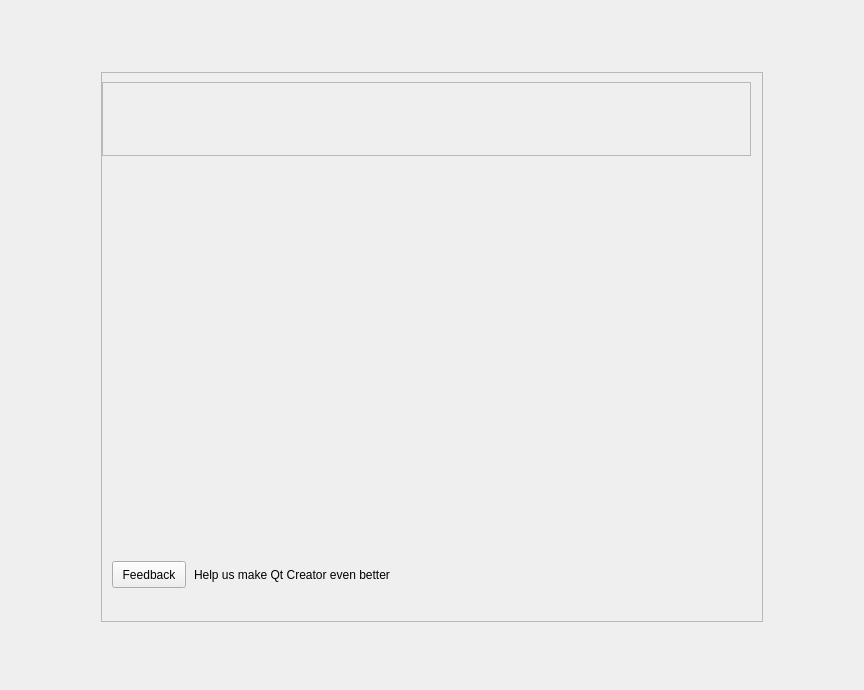
Above: src/plugins/welcome/welcomemode.ui from qt-creator/qt-creator before the change. Below: the same form after it.
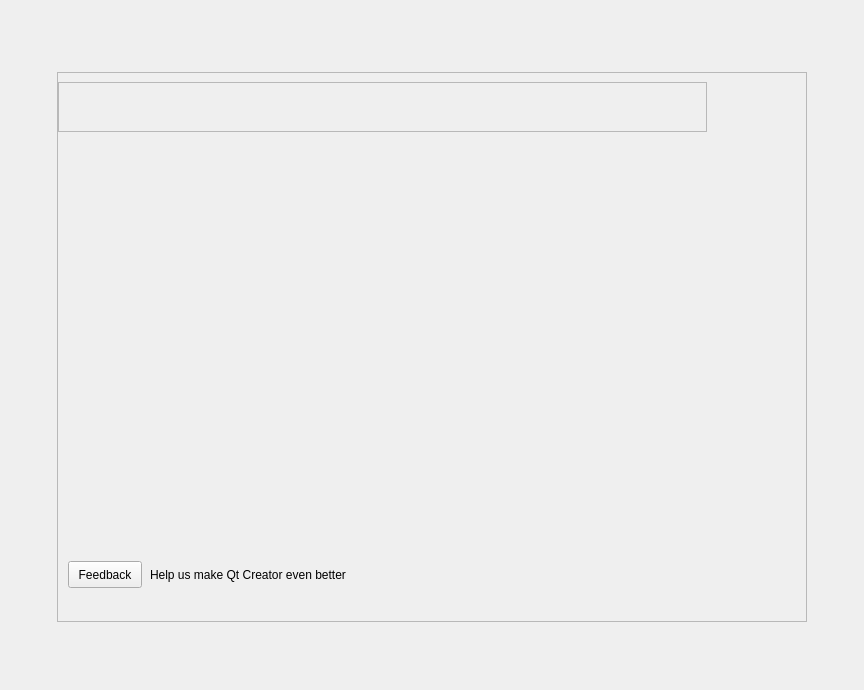
That is the form after the change. Icons and pictures are not drawn.

The edit to the form file:
```diff
--- a/src/plugins/welcome/welcomemode.ui
+++ b/src/plugins/welcome/welcomemode.ui
@@ -95,13 +95,13 @@
        <widget class="QFrame" name="mainFrame">
         <property name="minimumSize">
          <size>
-          <width>662</width>
+          <width>700</width>
           <height>550</height>
          </size>
         </property>
         <property name="maximumSize">
          <size>
-          <width>662</width>
+          <width>750</width>
           <height>550</height>
          </size>
         </property>
@@ -153,13 +153,13 @@
            <property name="minimumSize">
             <size>
              <width>649</width>
-             <height>74</height>
+             <height>50</height>
             </size>
            </property>
            <property name="maximumSize">
             <size>
              <width>649</width>
-             <height>89</height>
+             <height>50</height>
             </size>
            </property>
            <property name="styleSheet">
```
